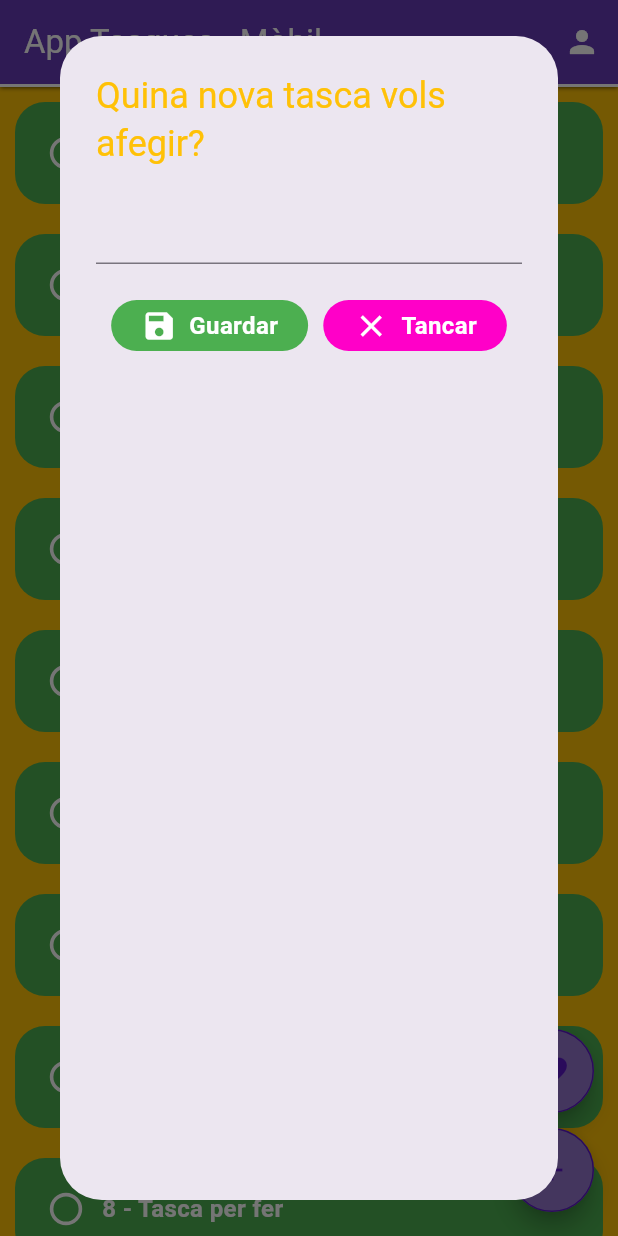
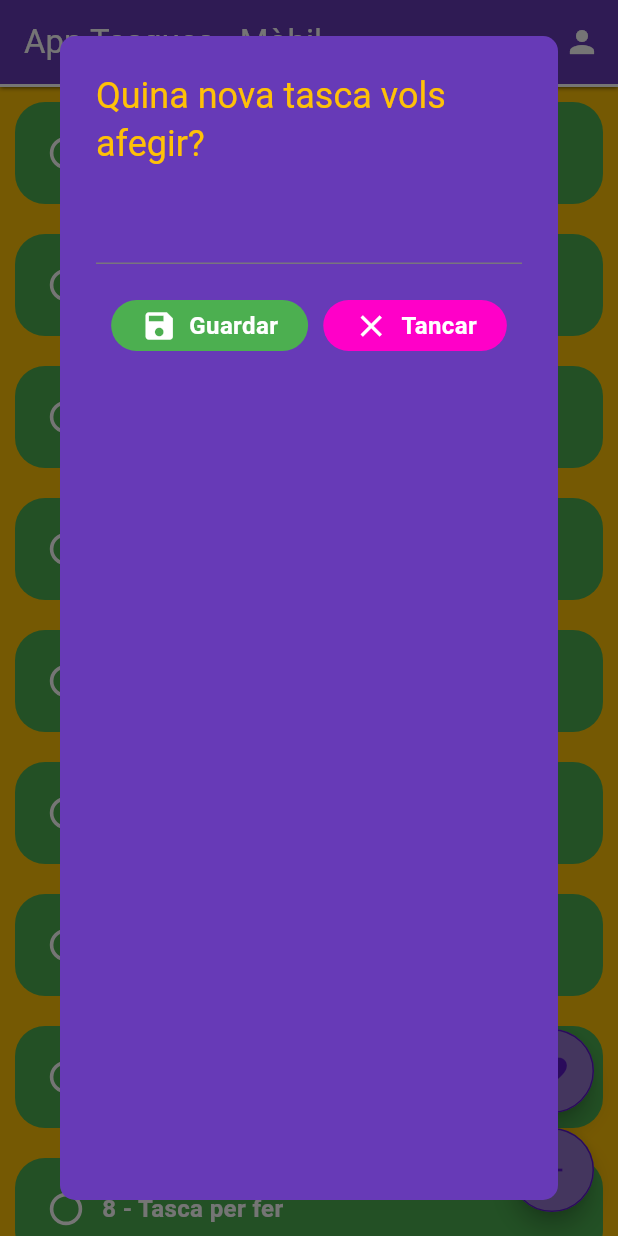
Before and after one commit to davidpereda0705/app, a Flutter app: the screen it shows after launch, after a tap on the "add" icon, on a phone screen of 412 x 824 dp. Run offline on Flutter 3.47's test engine with Material 3 defaults, Android fonts, the phone set to English and light mode, and no system bars.

Commit message:
Dialog_Tasca

```diff
--- a/lib/components/dialog_nova_tasca.dart
+++ b/lib/components/dialog_nova_tasca.dart
@@ -8,6 +8,11 @@ class DialogNovaTasca extends StatelessWidget {
   @override
   Widget build(BuildContext context){
     return AlertDialog(
+
+      backgroundColor: ColorsApp.colorSecundari,
+      shape: RoundedRectangleBorder(
+        borderRadius: BorderRadiusGeometry.circular(10),
+      ),
 
       title: Text("Quina nova tasca vols afegir?",
       style: TextStyle(color: ColorsApp.colorPrimari),
```
